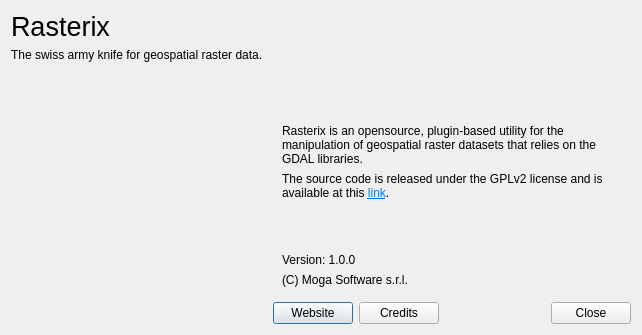
mogasw/rasterix, file src/rasterix/rasterix/aboutdialog.ui: the form before one commit.
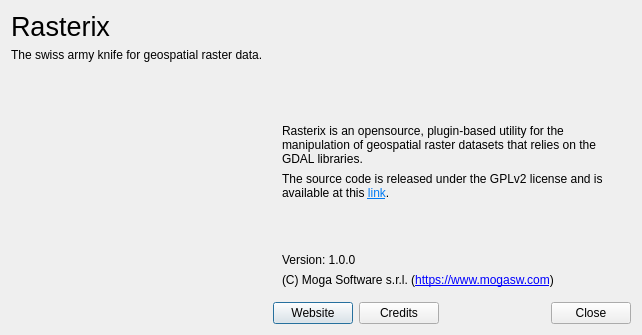
The form after the commit. Icons and pictures are not drawn.

Commit message: added company url

```diff
--- a/src/rasterix/rasterix/aboutdialog.ui
+++ b/src/rasterix/rasterix/aboutdialog.ui
@@ -120,7 +120,7 @@
       <item>
        <widget class="QLabel" name="label_7">
         <property name="text">
-         <string>(C) Moga Software s.r.l.</string>
+         <string>&lt;html&gt;&lt;head/&gt;&lt;body&gt;&lt;p&gt;(C) Moga Software s.r.l. (&lt;a href=&quot;https://www.mogasw.com&quot;&gt;https://www.mogasw.com&lt;/a&gt;)&lt;/p&gt;&lt;/body&gt;&lt;/html&gt;</string>
         </property>
        </widget>
       </item>
```
